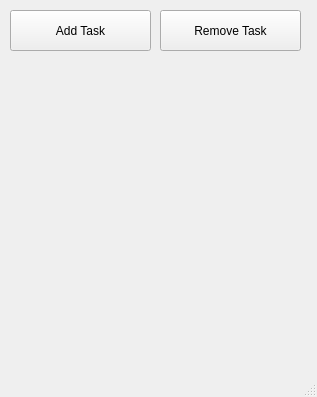
Old version of the form TaskWindow.ui in the repository Vhuynh25/ReminderApp.
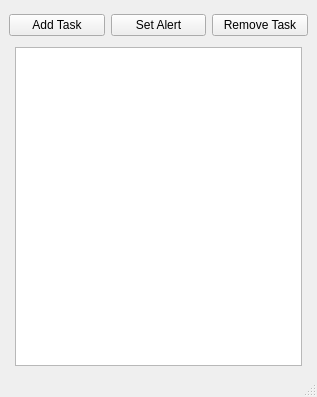
New version of the form.

Commit message: made windows resizable

Patch:
```diff
--- a/TaskWindow.ui
+++ b/TaskWindow.ui
@@ -14,32 +14,42 @@
    <string>Task Minder</string>
   </property>
   <widget class="QWidget" name="centralwidget">
+   <layout class="QGridLayout" name="gridLayout">
+    <item row="3" column="0" colspan="3">
+     <layout class="QHBoxLayout" name="horizontalLayout">
+      <property name="topMargin">
+       <number>5</number>
+      </property>
+      <property name="bottomMargin">
+       <number>5</number>
+      </property>
+      <item>
    <widget class="QPushButton" name="Addtask">
-    <property name="geometry">
-     <rect>
-      <x>10</x>
-      <y>10</y>
-      <width>141</width>
-      <height>41</height>
-     </rect>
-    </property>
     <property name="text">
      <string>Add Task</string>
     </property>
    </widget>
+      </item>
+      <item>
+       <widget class="QPushButton" name="Setalert">
+        <property name="text">
+         <string>Set Alert</string>
+        </property>
+       </widget>
+      </item>
+      <item>
    <widget class="QPushButton" name="Removetask">
-    <property name="geometry">
-     <rect>
-      <x>160</x>
-      <y>10</y>
-      <width>141</width>
-      <height>41</height>
-     </rect>
-    </property>
     <property name="text">
      <string>Remove Task</string>
     </property>
    </widget>
+      </item>
+     </layout>
+    </item>
+    <item row="4" column="1">
+     <widget class="QListWidget" name="TaskList"/>
+    </item>
+   </layout>
   </widget>
   <widget class="QMenuBar" name="menubar">
    <property name="geometry">
```
Lines whose indentation alone changed are shown as unchanged. The commit also changes 4 other files.
